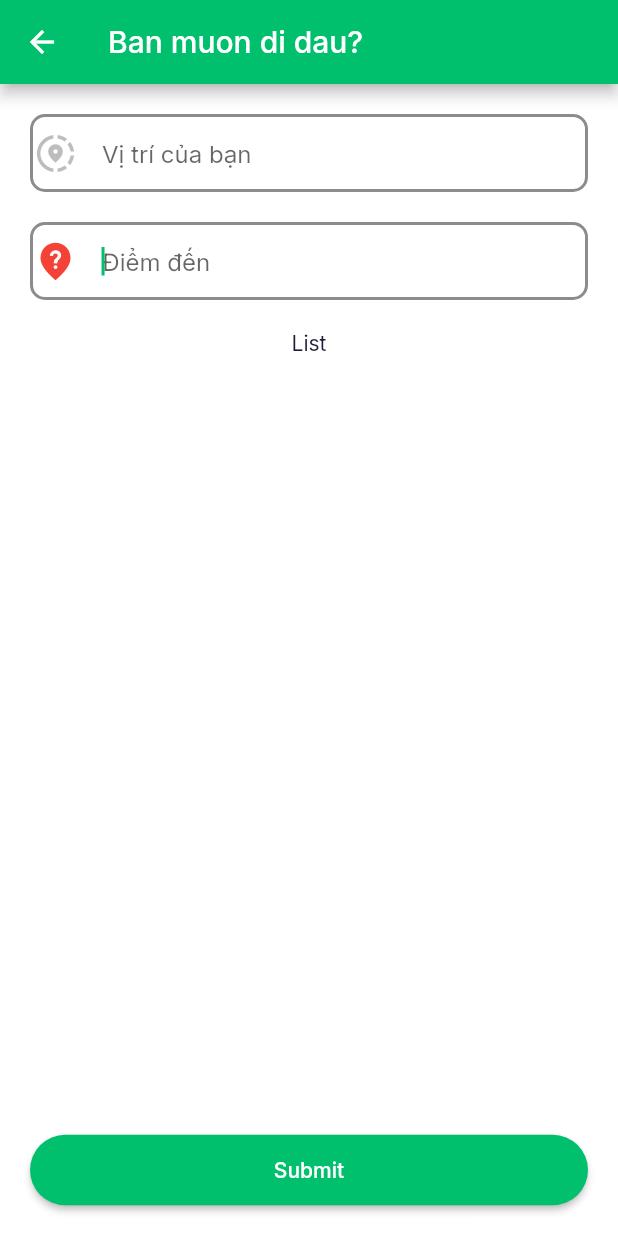
After one commit to phuc97405/GoAndGO, a Flutter app: the SearchAdress screen opened by its route, on a phone screen of 412 x 824 dp. The commit adds this screen. Run offline on Flutter 3.47's test engine with Material 2 defaults, Android fonts, the phone set to English and light mode, and no system bars; our stand-ins replace get, google_fonts, google_maps_flutter, location, permission_handler; missing offline and left inert: flutter_facebook_auth.

Commit message:
update map

```diff
--- /dev/null
+++ b/lib/Presentation/Home/SearchAdress/search_adress.dart
@@ -0,0 +1,82 @@
+import 'package:flutter/material.dart';
+import 'package:get/state_manager.dart';
+import 'package:goandgo/Presentation/Home/SearchAdress/search_adress_controller.dart';
+import 'package:goandgo/Presentation/constants.dart';
+import 'package:goandgo/components/primary_button.dart';
+
+class SearchAdress extends GetView<SearchAdressController> {
+  @override
+  Widget build(BuildContext context) {
+    return Scaffold(
+        appBar: AppBar(
+            title: Text(
+          'Ban muon di dau?',
+          style: TextStyle(fontSize: kDefaultPadding),
+          textAlign: TextAlign.center,
+        )),
+        body: GestureDetector(
+            onTap: () {
+              FocusScope.of(context).requestFocus(FocusNode());
+            },
+            child: Padding(
+                padding: EdgeInsets.all(
+                  kDefaultPadding,
+                ),
+                child: Column(
+                  children: [
+                    Container(
+                      decoration: BoxDecoration(
+                          border: Border.all(
+                            color: Colors.black45,
+                            width: 2,
+                          ),
+                          borderRadius: BorderRadius.circular(10)),
+                      child: TextField(
+                          decoration: InputDecoration(
+                        hintText: 'Vị trí của bạn',
+                        border: InputBorder.none,
+                        icon: Icon(
+                          Icons.share_location_outlined,
+                          color: Colors.black26,
+                          size: kDefaultPadding + 10,
+                        ),
+                      )),
+                    ),
+                    SizedBox(
+                      height: kDefaultPadding,
+                    ),
+                    Container(
+                        decoration: BoxDecoration(
+                            border: Border.all(
+                              color: Colors.black45,
+                              width: 2,
+                            ),
+                            borderRadius: BorderRadius.circular(10)),
+                        child: TextField(
+                            autofocus: true,
+                            decoration: InputDecoration(
+                              border: InputBorder.none,
+                              hintText: 'Điểm đến',
+                              icon: Icon(
+                                Icons.not_listed_location_sharp,
+                                color: Colors.red,
+                                size: kDefaultPadding + 10,
+                              ),
+                            ))),
+                    Expanded(
+                      child: Padding(
+                        padding: EdgeInsets.all(
+                          kDefaultPadding,
+                        ),
+                        child: Text('List'),
+                      ),
+                    ),
+                    PrimaryButton(
+                        text: 'Submit',
+                        press: () {
+                          print('submit');
+                        }),
+                  ],
+                ))));
+  }
+}
--- /dev/null
+++ b/lib/Presentation/Home/SearchAdress/search_adress_binding.dart
@@ -0,0 +1,10 @@
+import 'package:get/get_instance/get_instance.dart';
+import 'package:get/state_manager.dart';
+import 'package:goandgo/Presentation/Home/SearchAdress/search_adress_controller.dart';
+
+class SearchAdressBinding extends Bindings {
+  @override
+  void dependencies() {
+    Get.lazyPut<SearchAdressController>(() => SearchAdressController());
+  }
+}
--- /dev/null
+++ b/lib/Presentation/Home/SearchAdress/search_adress_controller.dart
@@ -0,0 +1,3 @@
+import 'package:get/state_manager.dart';
+
+class SearchAdressController extends GetxController {}
--- a/lib/Presentation/Home/home_controller.dart
+++ b/lib/Presentation/Home/home_controller.dart
@@ -7,7 +7,7 @@ import 'package:location/location.dart';
 
 class HomeController extends GetxController {
   final controllerApp = Get.find<AppController>();
-  Completer<GoogleMapController> controllerGoogle = Completer();
+  GoogleMapController? controllerGoogle;
   int selectionTabIndex = 0;
   Marker? listmarkers;
 
@@ -27,24 +27,17 @@ class HomeController extends GetxController {
     update();
   }
 
-  CameraPosition kGooglePlex = CameraPosition(
+  CameraPosition initialLocation = CameraPosition(
     target: LatLng(10.85446819267671, 106.62622449789902),
-    zoom: 10.0,
+    zoom: 14.0,
   );
 
-  // CameraPosition kLake = CameraPosition(
-  //     bearing: 192.8334901395799,
-  //     target: LatLng(37.43296265331129, -122.08832357078792),
-  //     tilt: 59.440717697143555,
-  //     zoom: 19.151926040649414);
-
   void currentLocation() async {
-    final GoogleMapController controllergg = await controllerGoogle.future;
     LocationData currentLocation;
     var location = new Location();
     currentLocation = await location.getLocation();
 
-    controllergg.animateCamera(CameraUpdate.newCameraPosition(
+    controllerGoogle!.animateCamera(CameraUpdate.newCameraPosition(
       CameraPosition(
         bearing: 0,
         target: LatLng(currentLocation.latitude!, currentLocation.longitude!),
@@ -76,4 +69,8 @@ class HomeController extends GetxController {
         icon: BitmapDescriptor.defaultMarkerWithHue(BitmapDescriptor.hueGreen),
         position: pos);
   }
+
+  focusChange() {
+    Get.toNamed('/searchadress');
+  }
 }
--- a/lib/Presentation/My_App/my_app.dart
+++ b/lib/Presentation/My_App/my_app.dart
@@ -5,6 +5,8 @@ import 'package:goandgo/Presentation/Auth/Welcome/welcome.dart';
 import 'package:goandgo/Presentation/Auth/Welcome/welcome_binding.dart';
 import 'package:goandgo/Presentation/Auth/signin_or_signup.dart';
 import 'package:goandgo/Presentation/Auth/signin_or_signup_binding.dart';
+import 'package:goandgo/Presentation/Home/SearchAdress/search_adress.dart';
+import 'package:goandgo/Presentation/Home/SearchAdress/search_adress_binding.dart';
 import 'package:goandgo/Presentation/Home/home.dart';
 import 'package:goandgo/Presentation/Home/home_binding.dart';
 import 'package:goandgo/Presentation/My_App/app_binding.dart';
@@ -39,6 +41,10 @@ class _MyAppState extends State<MyApp> {
           ),
           GetPage(
               name: '/home', page: () => HomePage(), binding: HomeBinding()),
+          GetPage(
+              name: '/searchadress',
+              page: () => SearchAdress(),
+              binding: SearchAdressBinding()),
         ]);
   }
 }
```
Also changed, not shown: lib/Presentation/Home/home.dart (+10 -14 lines).
